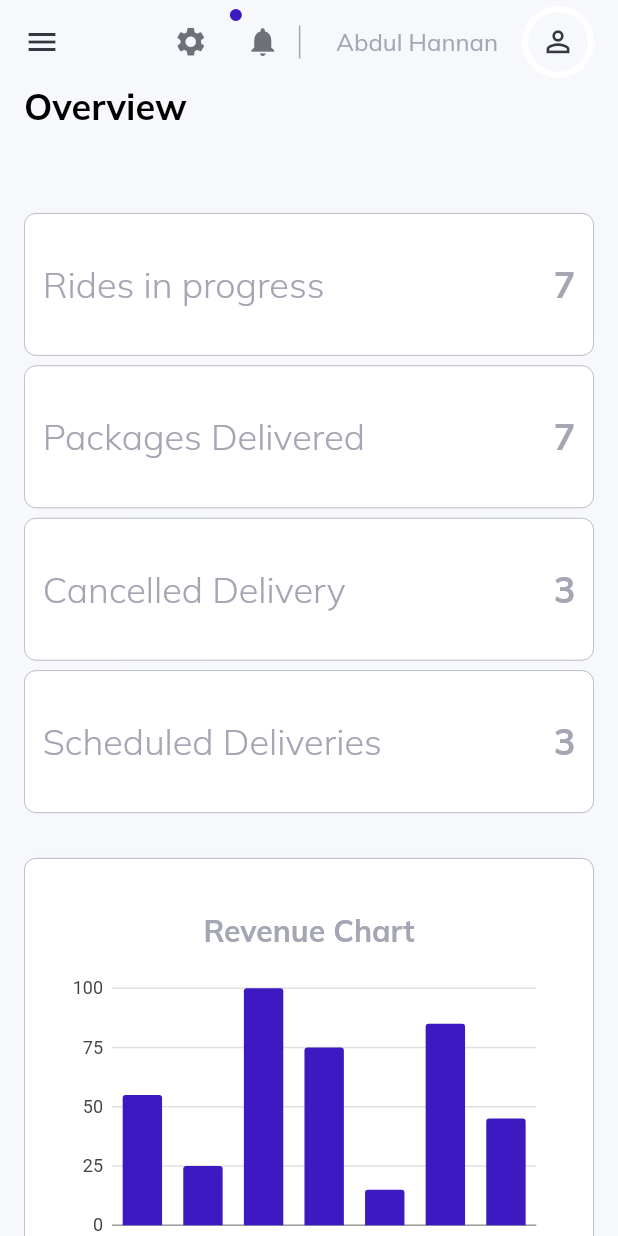
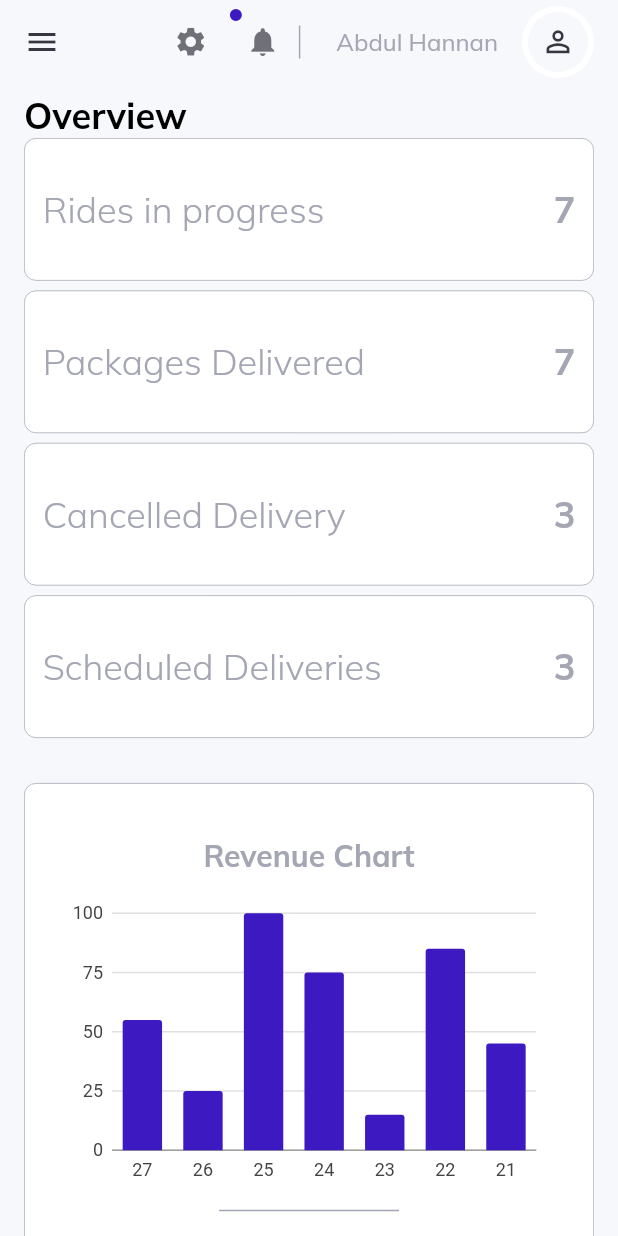
Before and after one commit to Abdul-Hannan12/admin-dashboard--flutter_web, a Flutter app: the screen it shows after launch, after a tap on "Login", on a phone screen of 412 x 824 dp. Run offline on Flutter 3.47's test engine with Material 2 defaults, Android fonts, the phone set to English and light mode, and no system bars; our stand-ins replace charts_flutter_new, data_table_2, get, google_fonts.

Commit message:
fixed for mobile app

```diff
--- a/lib/layout.dart
+++ b/lib/layout.dart
@@ -13,7 +13,8 @@ class SiteLayout extends StatelessWidget {
     GlobalKey<ScaffoldState> scaffoldKey = GlobalKey();
     return Scaffold(
       key: scaffoldKey,
-      extendBodyBehindAppBar: true,
+      extendBodyBehindAppBar:
+          ResponsiveWidget.isSmallScreen(context) ? false : true,
       appBar: topNavigationBar(context, scaffoldKey),
       drawer: const Drawer(
         child: SideMenu(),
--- a/lib/pages/authentication/authentication.dart
+++ b/lib/pages/authentication/authentication.dart
@@ -1,16 +1,26 @@
+import 'package:admin_dashboard_web/constants/controllers.dart';
 import 'package:admin_dashboard_web/constants/style.dart';
 import 'package:admin_dashboard_web/routing/routes.dart';
 import 'package:admin_dashboard_web/widgets/custom_text.dart';
+import 'package:flutter/foundation.dart';
 import 'package:flutter/material.dart';
 import 'package:get/get.dart';
 import 'package:google_fonts/google_fonts.dart';
 
-class AuthenticationPage extends StatelessWidget {
+class AuthenticationPage extends StatefulWidget {
   const AuthenticationPage({super.key});
+
+  @override
+  State<AuthenticationPage> createState() => _AuthenticationPageState();
+}
+
+class _AuthenticationPageState extends State<AuthenticationPage> {
+  bool checkedValue = true;
 
   @override
   Widget build(BuildContext context) {
     return Scaffold(
+      resizeToAvoidBottomInset: false,
       body: Center(
         child: Container(
           constraints: const BoxConstraints(maxWidth: 400),
@@ -22,7 +32,9 @@ class AuthenticationPage extends StatelessWidget {
                 children: [
                   const SizedBox(width: 30),
                   Image.asset(
-                    "icons/logo_large.png",
+                    kIsWeb
+                        ? "icons/logo_large.png"
+                        : "assets/icons/logo_large.png",
                     height: 100,
                   ),
                 ],
@@ -67,8 +79,12 @@ class AuthenticationPage extends StatelessWidget {
                   Row(
                     children: [
                       Checkbox(
-                        value: true,
-                        onChanged: (value) {},
+                        value: checkedValue,
+                        onChanged: (value) {
+                          setState(() {
+                            checkedValue = value ?? false;
+                          });
+                        },
                       ),
                       const CustomText("Remember Me"),
                     ],
@@ -82,6 +98,7 @@ class AuthenticationPage extends StatelessWidget {
               const SizedBox(height: 15),
               InkWell(
                 onTap: () {
+                  menuController.makeActive(overviewPageDisplayName);
                   Get.offAllNamed(rootRoute);
                 },
                 child: Container(
@@ -102,7 +119,9 @@ class AuthenticationPage extends StatelessWidget {
               RichText(
                 text: const TextSpan(
                   children: [
-                    TextSpan(text: "Do not have admin credentials? "),
+                    TextSpan(
+                        text: "Do not have admin credentials? ",
+                        style: TextStyle(color: Colors.black)),
                     TextSpan(
                       text: "Request credentials!",
                       style: TextStyle(color: active),
--- a/lib/pages/clients/clients.dart
+++ b/lib/pages/clients/clients.dart
@@ -5,7 +5,6 @@ import 'package:flutter/material.dart';
 import 'package:get/get_state_manager/src/rx_flutter/rx_obx_widget.dart';
 
 import '../../constants/controllers.dart';
-import '../../helpers/responsiveness.dart';
 
 class ClientsPage extends StatelessWidget {
   const ClientsPage({super.key});
@@ -18,9 +17,7 @@ class ClientsPage extends StatelessWidget {
           () => Row(
             children: [
               Container(
-                margin: EdgeInsets.only(
-                  top: ResponsiveWidget.isSmallScreen(context) ? 56 : 6,
-                ),
+                margin: const EdgeInsets.only(top: 6),
                 child: CustomText(
                   menuController.activeItem.value.toCapitalized(),
                   size: 24,
--- a/lib/pages/drivers/drivers.dart
+++ b/lib/pages/drivers/drivers.dart
@@ -5,7 +5,6 @@ import 'package:flutter/material.dart';
 import 'package:get/get_state_manager/src/rx_flutter/rx_obx_widget.dart';
 
 import '../../constants/controllers.dart';
-import '../../helpers/responsiveness.dart';
 
 class DriversPage extends StatelessWidget {
   const DriversPage({super.key});
@@ -18,9 +17,7 @@ class DriversPage extends StatelessWidget {
           () => Row(
             children: [
               Container(
-                margin: EdgeInsets.only(
-                  top: ResponsiveWidget.isSmallScreen(context) ? 56 : 6,
-                ),
+                margin: const EdgeInsets.only(top: 6),
                 child: CustomText(
                   menuController.activeItem.value.toCapitalized(),
                   size: 24,
--- a/lib/pages/overview/overview.dart
+++ b/lib/pages/overview/overview.dart
@@ -22,9 +22,7 @@ class OverViewPage extends StatelessWidget {
           () => Row(
             children: [
               Container(
-                margin: EdgeInsets.only(
-                  top: ResponsiveWidget.isSmallScreen(context) ? 56 : 6,
-                ),
+                margin: const EdgeInsets.only(top: 6),
                 child: CustomText(
                   menuController.activeItem.value.toCapitalized(),
                   size: 24,
--- a/lib/widgets/top_nav.dart
+++ b/lib/widgets/top_nav.dart
@@ -1,5 +1,6 @@
 import 'package:admin_dashboard_web/constants/style.dart';
 import 'package:admin_dashboard_web/helpers/responsiveness.dart';
+import 'package:flutter/foundation.dart';
 import 'package:flutter/material.dart';
 
 import 'custom_text.dart';
@@ -13,7 +14,9 @@ AppBar topNavigationBar(BuildContext context, GlobalKey<ScaffoldState> key) =>
                 Container(
                   padding: const EdgeInsets.only(left: 14),
                   child: Image.asset(
-                    'icons/logo_small.png',
+                    kIsWeb
+                        ? "icons/logo_small.png"
+                        : "assets/icons/logo_small.png",
                     width: 28,
                   ),
                 )
@@ -80,7 +83,7 @@ AppBar topNavigationBar(BuildContext context, GlobalKey<ScaffoldState> key) =>
           ),
           const SizedBox(width: 24),
           Visibility(
-            visible: !ResponsiveWidget.maxWidth(context, 350),
+            visible: !ResponsiveWidget.maxWidth(context, 360),
             child: const CustomText(
               "Abdul Hannan",
               color: lightGrey,
```
Also changed, not shown: lib/widgets/side_menu.dart (+7 -4 lines).
